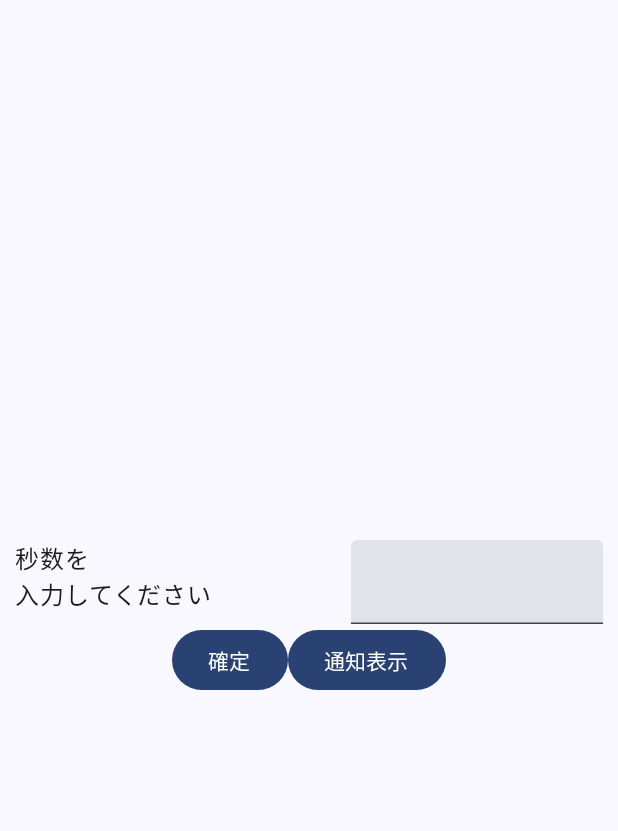
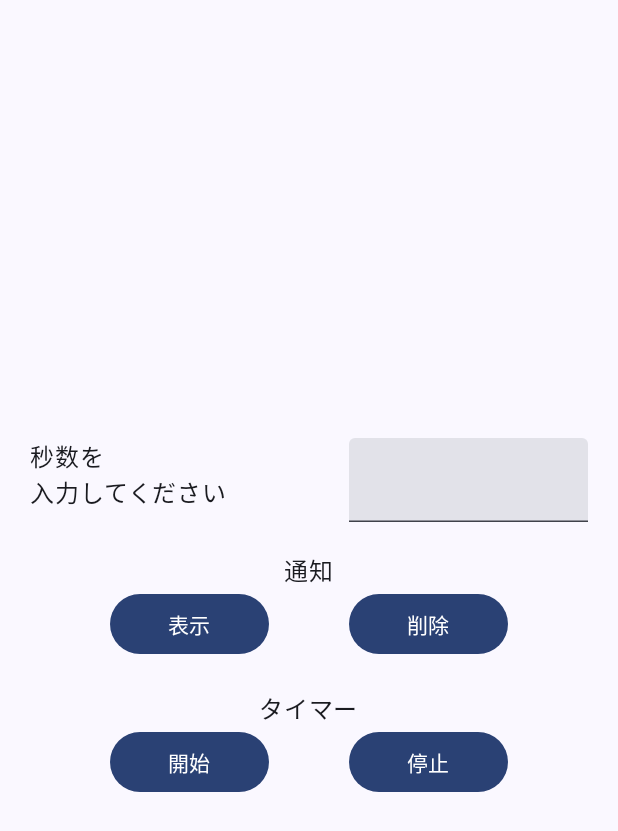
Before and after one commit to Kei-no-suke/android-compose-variable-notification, an Android app built with Jetpack Compose: the screen it shows after launch (MainActivity), on a phone screen of 412 x 824 dp. Shown: the top 831 px of the screen. Run offline under Robolectric (Android 15) with nearby library versions, the phone set to English and light mode, and no system bars; our stand-ins replace Dagger/Hilt's generated code.

Commit message:
added notification permission request and organized buttons in MainActivity

```diff
--- a/app/src/main/java/com/example/variablenotification/MainActivity.kt
+++ b/app/src/main/java/com/example/variablenotification/MainActivity.kt
@@ -1,14 +1,20 @@
 package com.example.variablenotification
 
+import android.Manifest
 import android.content.Context
+import android.content.pm.PackageManager
+import android.os.Build
 import android.os.Bundle
+import android.widget.Toast
 import androidx.activity.ComponentActivity
 import androidx.activity.compose.setContent
+import androidx.activity.result.contract.ActivityResultContracts
 import androidx.compose.foundation.layout.Arrangement
 import androidx.compose.foundation.layout.Column
 import androidx.compose.foundation.layout.Row
 import androidx.compose.foundation.layout.Spacer
 import androidx.compose.foundation.layout.fillMaxSize
+import androidx.compose.foundation.layout.height
 import androidx.compose.foundation.layout.padding
 import androidx.compose.material3.Button
 import androidx.compose.material3.ExperimentalMaterial3Api
@@ -24,6 +30,7 @@ import androidx.compose.ui.Alignment
 import androidx.compose.ui.Modifier
 import androidx.compose.ui.tooling.preview.Preview
 import androidx.compose.ui.unit.dp
+import androidx.core.app.ActivityCompat
 import com.example.variablenotification.ui.theme.VariableNotificationTheme
 import dagger.hilt.android.AndroidEntryPoint
 import javax.inject.Inject
@@ -31,8 +38,36 @@ import javax.inject.Inject
 @AndroidEntryPoint
 class MainActivity : ComponentActivity() {
     @Inject lateinit var timerOperator: TimerOperator
+
     override fun onCreate(savedInstanceState: Bundle?) {
         super.onCreate(savedInstanceState)
+
+        if (Build.VERSION.SDK_INT >= Build.VERSION_CODES.TIRAMISU) {
+            val requestPermissionLauncher = registerForActivityResult(
+                ActivityResultContracts.RequestPermission(),
+            ) { isGranted: Boolean ->
+                if (isGranted) {
+                    Toast.makeText(
+                        this,
+                        "通知：許可済",
+                        Toast.LENGTH_SHORT
+                    ).show()
+                } else {
+                    Toast.makeText(
+                        this,
+                        "通知：未許可",
+                        Toast.LENGTH_SHORT,
+                    ).show()
+                }
+            }
+            if (ActivityCompat.checkSelfPermission(
+                    this,
+                    Manifest.permission.POST_NOTIFICATIONS
+                ) != PackageManager.PERMISSION_GRANTED
+            ) {
+                requestPermissionLauncher.launch(Manifest.permission.POST_NOTIFICATIONS)
+            }
+        }
         setContent {
             VariableNotificationTheme {
                 var seconds = remember {
@@ -59,7 +94,7 @@ fun InputField(seconds: MutableState<String>, timerOperator: TimerOperator, cont
         horizontalAlignment = Alignment.CenterHorizontally,
         modifier = Modifier
             .fillMaxSize()
-            .padding(10.dp)
+            .padding(20.dp)
     ) {
         Row {
             Text(
@@ -75,27 +110,51 @@ fun InputField(seconds: MutableState<String>, timerOperator: TimerOperator, cont
                 modifier = Modifier.weight(3f)
             )
         }
+        Spacer(modifier = Modifier.height(20.dp))
+        Text("通知")
         Row {
+            Spacer(modifier = Modifier.weight(1f))
+            Button(
+                onClick = { startNotifyForegroundService(context) },
+                modifier = Modifier.weight(2f)
+            ) {
+                Text("表示")
+            }
+            Spacer(modifier = Modifier.weight(1f))
+            Button(
+                onClick = { stopNotifyForegroundService(context) },
+                modifier = Modifier.weight(2f)
+            ) {
+                Text("削除")
+            }
+            Spacer(modifier = Modifier.weight(1f))
+        }
+        Spacer(modifier = Modifier.height(20.dp))
+        Text("タイマー")
+        Row {
+            Spacer(modifier = Modifier.weight(1f))
             Button(
                 onClick = {
                     timerOperator.setTimer(seconds.value.toLongOrNull() ?: 0)
                     timerOperator.timerStart()
-                }
+                },
+                modifier = Modifier.weight(2f)
             ) {
-                Text("確定")
+                Text("開始")
             }
+            Spacer(modifier = Modifier.weight(1f))
             Button(
-                onClick = {
-                    startNotifyForegroundService(context)
-                }
+                onClick = { timerOperator.timerStop() },
+                modifier = Modifier.weight(2f)
             ) {
-                Text("通知表示")
+                Text("停止")
             }
+            Spacer(modifier = Modifier.weight(1f))
         }
-
     }
 }
 
+// for preview
 @OptIn(ExperimentalMaterial3Api::class)
 @Composable
 fun InputField(seconds: MutableState<String>, modifier: Modifier = Modifier) {
@@ -104,7 +163,7 @@ fun InputField(seconds: MutableState<String>, modifier: Modifier = Modifier) {
         horizontalAlignment = Alignment.CenterHorizontally,
         modifier = Modifier
             .fillMaxSize()
-            .padding(10.dp)
+            .padding(20.dp)
     ) {
         Row {
             Text(
@@ -120,17 +179,43 @@ fun InputField(seconds: MutableState<String>, modifier: Modifier = Modifier) {
                 modifier = Modifier.weight(3f)
             )
         }
+        Spacer(modifier = Modifier.height(20.dp))
+        Text("通知")
         Row {
+            Spacer(modifier = Modifier.weight(1f))
             Button(
-                onClick = { }
+                onClick = { },
+                modifier = Modifier.weight(2f)
             ) {
-                Text("確定")
+                Text("表示")
             }
+            Spacer(modifier = Modifier.weight(1f))
             Button(
-                onClick = { }
+                onClick = { },
+                modifier = Modifier.weight(2f)
             ) {
-                Text("通知表示")
+                Text("削除")
             }
+            Spacer(modifier = Modifier.weight(1f))
+        }
+        Spacer(modifier = Modifier.height(20.dp))
+        Text("タイマー")
+        Row {
+            Spacer(modifier = Modifier.weight(1f))
+            Button(
+                onClick = { },
+                modifier = Modifier.weight(2f)
+            ) {
+                Text("開始")
+            }
+            Spacer(modifier = Modifier.weight(1f))
+            Button(
+                onClick = { },
+                modifier = Modifier.weight(2f)
+            ) {
+                Text("停止")
+            }
+            Spacer(modifier = Modifier.weight(1f))
         }
     }
 }
```
